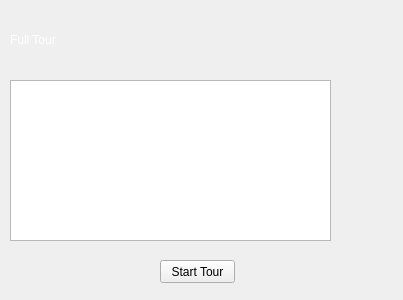
Above: fulltour.ui from DuncanBauer/WineryTours before the change. Below: the same form after it.
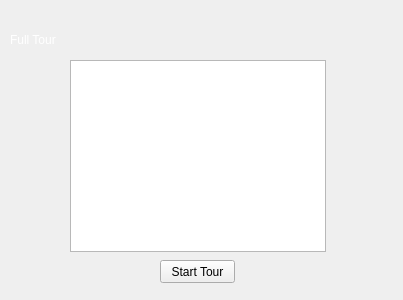
That is the form after the change. Icons and pictures are not drawn.

Commit message: Displays winery list in custom tour / Allows choosing of winerys for custom tour

```diff
--- a/fulltour.ui
+++ b/fulltour.ui
@@ -32,26 +32,6 @@
     <string>&lt;html&gt;&lt;head/&gt;&lt;body&gt;&lt;p&gt;&lt;span style=&quot; color:#ffffff;&quot;&gt;Full Tour&lt;/span&gt;&lt;/p&gt;&lt;/body&gt;&lt;/html&gt;</string>
    </property>
   </widget>
-  <widget class="QTextBrowser" name="textBrowser">
-   <property name="geometry">
-    <rect>
-     <x>10</x>
-     <y>80</y>
-     <width>321</width>
-     <height>161</height>
-    </rect>
-   </property>
-   <property name="styleSheet">
-    <string notr="true"/>
-   </property>
-   <property name="html">
-    <string>&lt;!DOCTYPE HTML PUBLIC &quot;-//W3C//DTD HTML 4.0//EN&quot; &quot;http://www.w3.org/TR/REC-html40/strict.dtd&quot;&gt;
-&lt;html&gt;&lt;head&gt;&lt;meta name=&quot;qrichtext&quot; content=&quot;1&quot; /&gt;&lt;style type=&quot;text/css&quot;&gt;
-p, li { white-space: pre-wrap; }
-&lt;/style&gt;&lt;/head&gt;&lt;body style=&quot; font-family:'MS Shell Dlg 2'; font-size:8.25pt; font-weight:400; font-style:normal;&quot;&gt;
-&lt;p style=&quot; margin-top:0px; margin-bottom:0px; margin-left:0px; margin-right:0px; -qt-block-indent:0; text-indent:0px;&quot;&gt;&lt;span style=&quot; font-family:'.Lucida Grande UI'; font-size:36pt; color:#ffffff;&quot;&gt;List of All Wineries&lt;/span&gt;&lt;/p&gt;&lt;/body&gt;&lt;/html&gt;</string>
-   </property>
-  </widget>
   <widget class="QPushButton" name="pushButton">
    <property name="geometry">
     <rect>
@@ -69,6 +49,16 @@
     <string>Start Tour</string>
    </property>
   </widget>
+  <widget class="QListWidget" name="listWidget">
+   <property name="geometry">
+    <rect>
+     <x>70</x>
+     <y>60</y>
+     <width>256</width>
+     <height>192</height>
+    </rect>
+   </property>
+  </widget>
  </widget>
  <resources/>
  <connections/>
```
Left out of the diff: 3 changed lines with no effect on the pictures. The commit also changes 12 other files.
